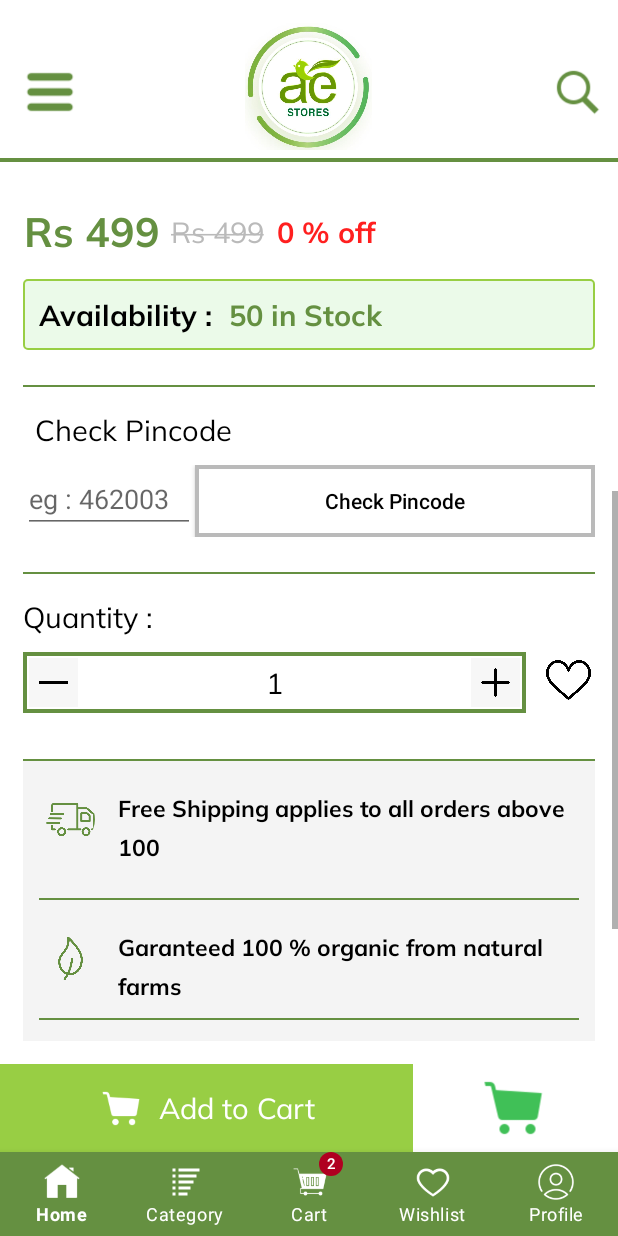
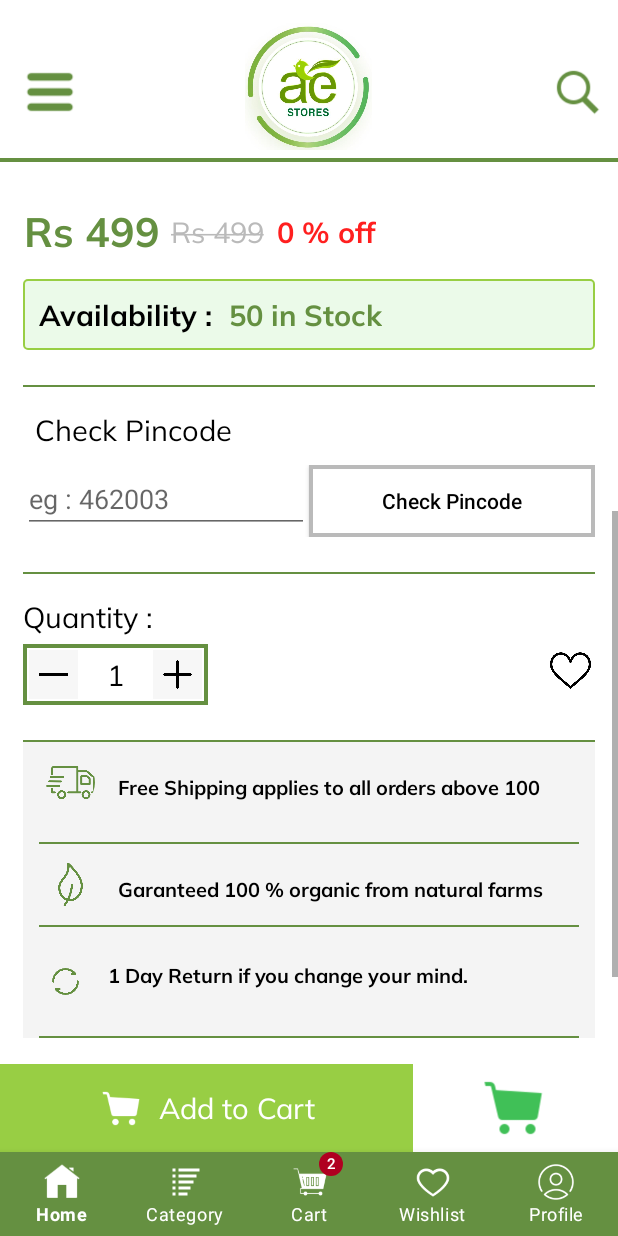
Before and after one commit to RedEyesNCode/aestores.online_Kotlin, an Android app: the fragment ProductDetailFragment placed in its activity, scrolled down 399 dp, on a phone screen of 412 x 824 dp. Run offline under Robolectric (Android 15) with nearby library versions, the phone set to English and light mode, and no system bars; our stand-ins replace sdp/ssp sizes; libraries missing offline, so code that uses them is left out: com.permissionx.guolindev; plain views replace RoundedImageView; network calls fail; 1 statement that could not run was skipped.

Commit message:
Update for dashboard activity pop show, card item quantity layout change, product detail pincode, tab

```diff
--- a/app/src/main/java/com/ushatech/aestoreskotlin/ui/activity/DashboardActivity.kt
+++ b/app/src/main/java/com/ushatech/aestoreskotlin/ui/activity/DashboardActivity.kt
@@ -54,8 +54,8 @@ class DashboardActivity : BaseActivity() {
         categorySideMenuBinding.recvCategoryDrawer.adapter = DrawerAdapter(this@DashboardActivity)
         categorySideMenuBinding.recvCategoryDrawer.layoutManager = LinearLayoutManager(this)
         homeSideMenuBinding.accountLayout.setOnClickListener {
-            showPopupDrawer(it)
-
+//            showPopupDrawer(it)
+            // Do not show any popup for it. (Client requirement)
         }
         homeSideMenuBinding.ivClose.setOnClickListener {
             binding.mainLayout.closeDrawer(GravityCompat.START)
--- a/app/src/main/res/layout/cart_item.xml
+++ b/app/src/main/res/layout/cart_item.xml
@@ -100,11 +100,11 @@
                 <TextView
                     android:layout_width="wrap_content"
                     android:layout_height="wrap_content"
-                    android:text="@string/_1"
                     android:layout_centerInParent="true"
-                    android:textColor="@color/black"
                     android:fontFamily="@font/mulish_regular"
                     android:lineSpacingExtra="@dimen/_5sdp"
+                    android:text="@string/_1"
+                    android:textColor="@color/black"
                     android:textSize="@dimen/_15sdp" />
 
                 <ImageView
--- a/app/src/main/res/layout/fragment_dashboard_profile.xml
+++ b/app/src/main/res/layout/fragment_dashboard_profile.xml
@@ -11,7 +11,8 @@
     <RelativeLayout
         android:layout_width="match_parent"
         android:background="@drawable/green_gradiant"
-        android:layout_height="@dimen/_150sdp">
+        android:paddingBottom="@dimen/_8sdp"
+        android:layout_height="wrap_content">
 
         <com.makeramen.roundedimageview.RoundedImageView
             android:layout_width="@dimen/_45sdp"
--- a/app/src/main/res/layout/fragment_product_detail.xml
+++ b/app/src/main/res/layout/fragment_product_detail.xml
@@ -170,7 +170,7 @@
                     <EditText
                         android:layout_width="match_parent"
                         android:hint="@string/eg_462003"
-                        android:layout_weight="70"
+                        android:layout_weight="50"
                         android:id="@+id/edtPincode"
 
                         android:inputType="number"
@@ -181,7 +181,7 @@
                         android:text="@string/check_pincode"
                         android:padding="@dimen/_4sdp"
 
-                        android:layout_weight="30"
+                        android:layout_weight="50"
 
                         android:textAllCaps="false"
                         android:textColor="@color/black"
@@ -208,18 +208,22 @@
                     android:textSize="@dimen/_15sdp" />
 
 
-                <LinearLayout
+                <RelativeLayout
                     android:layout_width="match_parent"
                     android:orientation="horizontal"
                     android:weightSum="3"
                     android:layout_height="wrap_content">
                     <RelativeLayout
-                        android:layout_width="match_parent"
+                        android:layout_width="@dimen/_95sdp"
                         android:orientation="horizontal"
+                        android:layout_marginTop="@dimen/_4sdp"
+                        android:layout_below="@id/priceLayout"
+                        android:layout_toEndOf="@id/ivFeatureOne"
+                        android:layout_marginEnd="@dimen/_38sdp"
+                        android:id="@+id/quantityLayout"
                         android:weightSum="2"
-                        android:layout_weight="2"
+
                         android:background="@drawable/background_green_box"
-                        android:layout_marginTop="@dimen/_8sdp"
                         android:layout_height="wrap_content">
 
                         <ImageView
@@ -238,11 +242,11 @@
                         <TextView
                             android:layout_width="wrap_content"
                             android:layout_height="wrap_content"
-                            android:text="@string/_1"
                             android:layout_centerInParent="true"
-                            android:textColor="@color/black"
                             android:fontFamily="@font/mulish_regular"
                             android:lineSpacingExtra="@dimen/_5sdp"
+                            android:text="@string/_1"
+                            android:textColor="@color/black"
                             android:textSize="@dimen/_15sdp" />
 
                         <ImageView
@@ -264,15 +268,18 @@
                     </RelativeLayout>
 
                     <ImageView
-                        android:layout_width="@dimen/_45sdp"
+                        android:layout_width="@dimen/_25sdp"
                         android:src="@drawable/ic_heart_black"
                         android:layout_weight="1"
+                        android:layout_marginTop="@dimen/_4sdp"
+                        android:layout_alignParentEnd="true"
+                        android:layout_centerVertical="true"
                         android:layout_marginStart="@dimen/_8sdp"
                         android:padding="@dimen/_2sdp"
-                        android:layout_height="@dimen/_45sdp"/>
+                        android:layout_height="@dimen/_25sdp"/>
 
 
-                </LinearLayout>
+                </RelativeLayout>
 
 
 
@@ -314,7 +321,7 @@
                             android:layout_alignParentTop="true"
                             android:lineSpacingExtra="@dimen/_5sdp"
 
-                            android:textSize="@dimen/_12sdp" />
+                            android:textSize="@dimen/_10sdp" />
 
 
 
@@ -351,7 +358,7 @@
                             android:fontFamily="@font/mulish_bold"
                             android:layout_alignParentTop="true"
                             android:lineSpacingExtra="@dimen/_5sdp"
-                            android:textSize="@dimen/_12sdp" />
+                            android:textSize="@dimen/_10sdp" />
 
 
 
@@ -382,7 +389,6 @@
                             android:layout_width="wrap_content"
                             android:layout_toEndOf="@id/ivFeatureThree"
                             android:layout_height="wrap_content"
-                            android:layout_marginTop="@dimen/_8sdp"
                             android:text="@string/_1_day_return_if_you_change_your_mind"
                             android:layout_marginStart="@dimen/_12sdp"
                             android:textColor="@color/black"
@@ -390,7 +396,7 @@
                             android:layout_alignParentTop="true"
                             android:lineSpacingExtra="@dimen/_5sdp"
 
-                            android:textSize="@dimen/_12sdp" />
+                            android:textSize="@dimen/_10sdp" />
 
 
 
```
